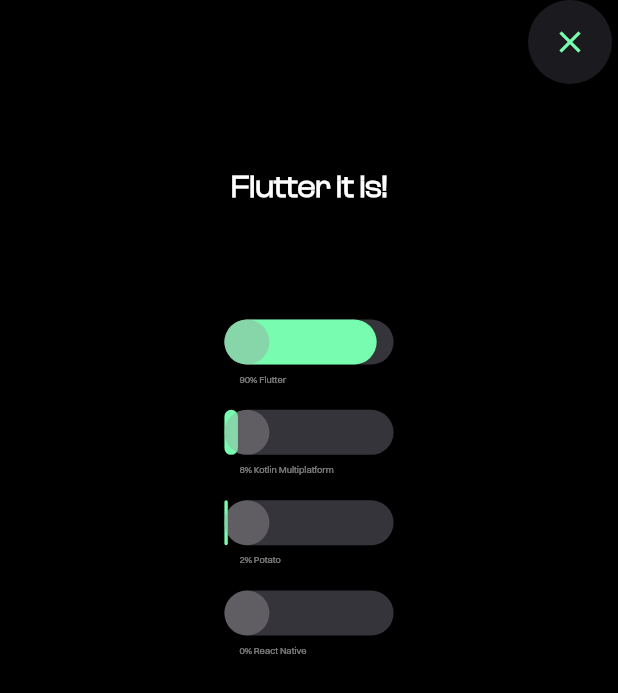
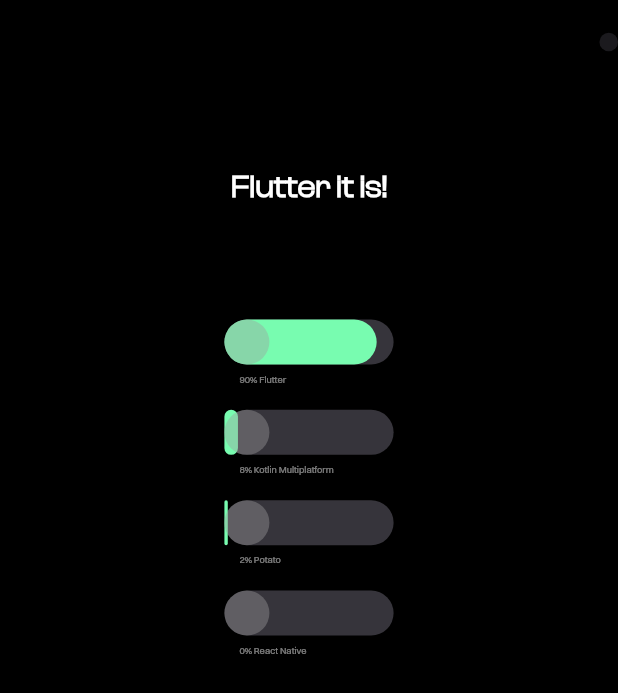
Before and after one commit to Snapp-X/Framework_quiz, a Flutter app: the ResultsScreen screen opened by its route, on a phone screen of 412 x 824 dp. Shown: the top 693 px of the screen. Run offline on Flutter 3.47's test engine with Material 2 defaults, Android fonts, the phone set to English and light mode, and no system bars; drawn by our look-alikes of percent_indicator; our stand-ins replace flutter_riverpod, go_router, shared_preferences; accounts and stored records are empty.

Commit message:
small fix

```diff
--- a/lib/screens/results_screen.dart
+++ b/lib/screens/results_screen.dart
@@ -24,6 +24,8 @@
         automaticallyImplyLeading: false,
         actions: [
           Container(
+            height: screenHeight * 0.03,
+            width: screenWidth * 0.03,
             padding: EdgeInsets.all(8),
             decoration: BoxDecoration(
               shape: BoxShape.circle,
```
